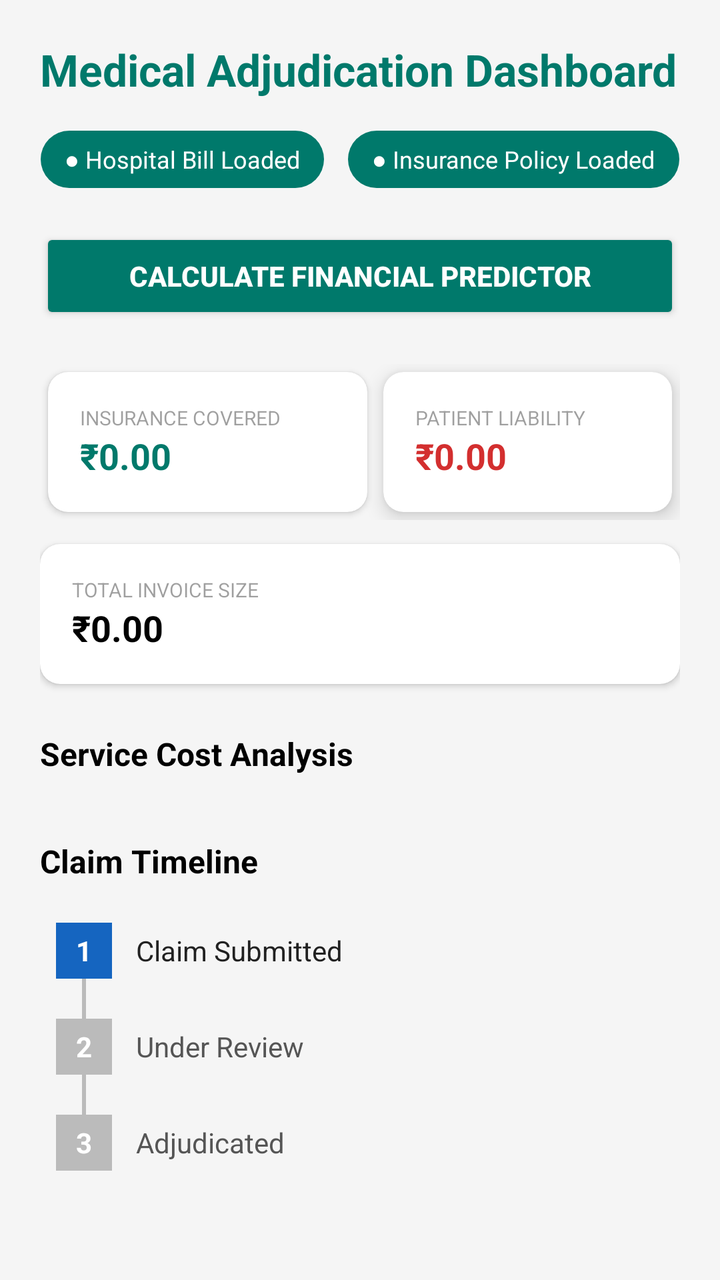
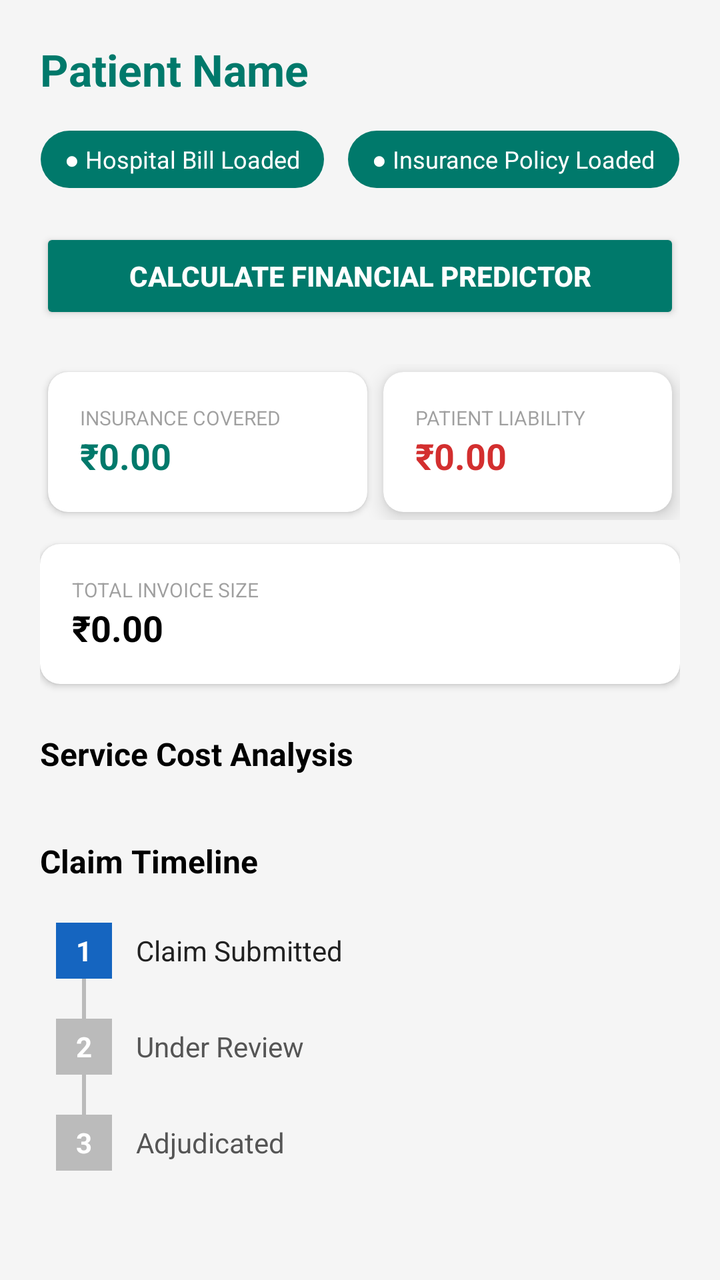

The first picture is an Android layout as it rendered before a commit; the second is the same layout after the commit. The layout source and the unified diff follow.
<!-- AndroidManifest.xml: application theme Theme.InsuranceClaims -->
<!-- res/layout/activity_claim_detail.xml -->
<?xml version="1.0" encoding="utf-8"?>
<ScrollView xmlns:android="http://schemas.android.com/apk/res/android"
    xmlns:app="http://schemas.android.com/apk/res-auto"
    android:id="@+id/rootLayoutDetail"
    android:layout_width="match_parent"
    android:layout_height="match_parent"
    android:background="@color/gray">

    <LinearLayout
        android:layout_width="match_parent"
        android:layout_height="wrap_content"
        android:orientation="vertical"
        android:padding="20dp">

        <TextView
            android:id="@+id/tvDetailTitle"
            android:layout_width="match_parent"
            android:layout_height="wrap_content"
            android:text="Medical Adjudication Dashboard"
            android:textColor="@color/colorPrimary"
            android:textSize="22sp"
            android:textStyle="bold" />

        
        <LinearLayout
            android:layout_width="match_parent"
            android:layout_height="wrap_content"
            android:layout_marginTop="16dp"
            android:gravity="center"
            android:orientation="horizontal">

            <TextView
                android:id="@+id/tvStatusBill"
                android:layout_width="wrap_content"
                android:layout_height="wrap_content"
                android:background="@drawable/bg_status_pill"
                android:paddingHorizontal="12dp"
                android:paddingVertical="6dp"
                android:text="● Hospital Bill Loaded"
                android:textColor="@color/white"
                android:textSize="12sp" />

            <TextView
                android:id="@+id/tvStatusPolicy"
                android:layout_width="wrap_content"
                android:layout_height="wrap_content"
                android:layout_marginStart="12dp"
                android:background="@drawable/bg_status_pill"
                android:paddingHorizontal="12dp"
                android:paddingVertical="6dp"
                android:text="● Insurance Policy Loaded"
                android:textColor="@color/white"
                android:textSize="12sp" />
        </LinearLayout>
        
        <androidx.cardview.widget.CardView
            android:id="@+id/cardSummary"
            android:layout_width="match_parent"
            android:layout_height="wrap_content"
            android:layout_marginTop="20dp"
            android:visibility="gone"
            app:cardCornerRadius="12dp"
            app:cardElevation="6dp">
            <LinearLayout
                android:layout_width="match_parent"
                android:layout_height="wrap_content"
                android:background="#FFF9C4"
                android:orientation="vertical"
                android:padding="20dp">
                <TextView
                    android:id="@+id/tvSummaryTitle"
                    android:layout_width="wrap_content"
                    android:layout_height="wrap_content"
                    android:text="FINAL PAYMENT SUMMARY"
                    android:textColor="#F57F17"
                    android:textSize="12sp"
                    android:textStyle="bold" />
                <TextView
                    android:id="@+id/tvSummaryAmount"
                    android:layout_width="wrap_content"
                    android:layout_height="wrap_content"
                    android:layout_marginTop="4dp"
                    android:text="You need to pay ₹0.00"
                    android:textColor="@color/black"
                    android:textSize="20sp"
                    android:textStyle="bold" />
                <TextView
                    android:layout_width="wrap_content"
                    android:layout_height="wrap_content"
                    android:layout_marginTop="2dp"
                    android:text="Estimated based on your policy coverage."
                    android:textColor="#5D4037"
                    android:textSize="11sp" />
                <Button
                    android:id="@+id/btnExportPdf"
                    android:layout_width="match_parent"
                    android:layout_height="wrap_content"
                    android:layout_marginTop="12dp"
                    android:backgroundTint="#E65100"
                    android:text="Export Summary to PDF"
                    android:textColor="@color/white"
                    android:textSize="12sp"
                    android:textStyle="bold" />
            </LinearLayout>
        </androidx.cardview.widget.CardView>

        
        
        <androidx.cardview.widget.CardView
            android:id="@+id/cardFraudWarning"
            android:layout_width="match_parent"
            android:layout_height="wrap_content"
            android:layout_marginTop="20dp"
            android:visibility="gone"
            app:cardCornerRadius="12dp"
            app:cardElevation="6dp">
            <LinearLayout
                android:layout_width="match_parent"
                android:layout_height="wrap_content"
                android:background="#FFCDD2"
                android:orientation="vertical"
                android:padding="20dp">
                <TextView
                    android:layout_width="wrap_content"
                    android:layout_height="wrap_content"
                    android:text="🚨 FRAUD / ANOMALY DETECTED"
                    android:textColor="#C62828"
                    android:textSize="14sp"
                    android:textStyle="bold" />
                <TextView
                    android:id="@+id/tvFraudReasoning"
                    android:layout_width="wrap_content"
                    android:layout_height="wrap_content"
                    android:layout_marginTop="8dp"
                    android:text="AI Detected an anomaly in pricing."
                    android:textColor="#B71C1C"
                    android:textSize="13sp" />
            </LinearLayout>
        </androidx.cardview.widget.CardView>

        <Button
            android:id="@+id/btnPredictor"
            android:layout_width="match_parent"
            android:layout_height="wrap_content"
            android:layout_marginTop="20dp"
            android:backgroundTint="@color/colorPrimary"
            android:padding="12dp"
            android:text="CALCULATE FINANCIAL PREDICTOR"
            android:textAllCaps="true"
            android:textColor="@color/white"
            android:textSize="14sp"
            android:textStyle="bold" />

        
        <GridLayout
            android:layout_width="match_parent"
            android:layout_height="wrap_content"
            android:layout_marginTop="20dp"
            android:columnCount="2"
            android:useDefaultMargins="true">

            <androidx.cardview.widget.CardView
                android:layout_columnWeight="1"
                app:cardCornerRadius="10dp"
                app:cardElevation="2dp">
                <LinearLayout
                    android:layout_width="match_parent"
                    android:layout_height="wrap_content"
                    android:orientation="vertical"
                    android:padding="16dp">
                    <TextView android:layout_width="wrap_content" android:layout_height="wrap_content" android:text="INSURANCE COVERED" android:textSize="10sp" android:alpha="0.7"/>
                    <TextView android:id="@+id/tvStatCovered" android:layout_width="wrap_content" android:layout_height="wrap_content" android:text="₹0.00" android:textColor="@color/colorPrimary" android:textSize="18sp" android:textStyle="bold"/>
                </LinearLayout>
            </androidx.cardview.widget.CardView>

            <androidx.cardview.widget.CardView
                android:id="@+id/cardLiability"
                android:layout_columnWeight="1"
                app:cardCornerRadius="10dp"
                app:cardElevation="6dp">
                <LinearLayout
                    android:layout_width="match_parent"
                    android:layout_height="wrap_content"
                    android:orientation="vertical"
                    android:padding="16dp">
                    <TextView android:layout_width="wrap_content" android:layout_height="wrap_content" android:text="PATIENT LIABILITY" android:textSize="10sp" android:alpha="0.7"/>
                    <TextView android:id="@+id/tvStatLiability" android:layout_width="wrap_content" android:layout_height="wrap_content" android:text="₹0.00" android:textColor="#D32F2F" android:textSize="18sp" android:textStyle="bold"/>
                </LinearLayout>
            </androidx.cardview.widget.CardView>
        </GridLayout>
        
        
        <androidx.cardview.widget.CardView
            android:id="@+id/cardDesignation"
            android:layout_width="match_parent"
            android:layout_height="wrap_content"
            android:layout_marginTop="20dp"
            android:visibility="gone"
            app:cardCornerRadius="12dp"
            app:cardElevation="4dp">
            <LinearLayout
                android:layout_width="match_parent"
                android:layout_height="wrap_content"
                android:orientation="vertical"
                android:padding="20dp">
                <TextView
                    android:layout_width="wrap_content"
                    android:layout_height="wrap_content"
                    android:text="MANUAL PATIENT DESIGNATION"
                    android:textColor="#388E3C"
                    android:textSize="12sp"
                    android:textStyle="bold" />
                <TextView
                    android:layout_width="wrap_content"
                    android:layout_height="wrap_content"
                    android:layout_marginTop="4dp"
                    android:text="Enter the Patient ID to link this bill to their dashboard."
                    android:textColor="@color/black"
                    android:textSize="13sp" />
                <EditText
                    android:id="@+id/etTargetPatientId"
                    android:layout_width="match_parent"
                    android:layout_height="wrap_content"
                    android:layout_marginTop="16dp"
                    android:background="@drawable/bg_edittext"
                    android:hint="Patient ID (e.g. PAT-001)"
                    android:padding="12dp"
                    android:textSize="14sp" />
                <Button
                    android:id="@+id/btnLinkPatient"
                    android:layout_width="match_parent"
                    android:layout_height="wrap_content"
                    android:layout_marginTop="16dp"
                    android:backgroundTint="#388E3C"
                    android:text="Link Account"
                    android:textColor="@color/white" />
            </LinearLayout>
        </androidx.cardview.widget.CardView>

        <androidx.cardview.widget.CardView
            android:layout_width="match_parent"
            android:layout_height="wrap_content"
            android:layout_marginTop="12dp"
            app:cardCornerRadius="10dp"
            app:cardElevation="2dp">
            <LinearLayout
                android:layout_width="match_parent"
                android:layout_height="wrap_content"
                android:orientation="vertical"
                android:padding="16dp">
                <TextView android:layout_width="wrap_content" android:layout_height="wrap_content" android:text="TOTAL INVOICE SIZE" android:textSize="10sp" android:alpha="0.7"/>
                <TextView android:id="@+id/tvStatTotal" android:layout_width="wrap_content" android:layout_height="wrap_content" android:text="₹0.00" android:textColor="@color/black" android:textSize="18sp" android:textStyle="bold"/>
            </LinearLayout>
        </androidx.cardview.widget.CardView>

        <TextView
            android:layout_width="wrap_content"
            android:layout_height="wrap_content"
            android:layout_marginTop="24dp"
            android:text="Service Cost Analysis"
            android:textColor="@color/black"
            android:textSize="16sp"
            android:textStyle="bold" />

        <androidx.recyclerview.widget.RecyclerView
            android:id="@+id/rvBillItems"
            android:layout_width="match_parent"
            android:layout_height="wrap_content"
            android:layout_marginTop="8dp"
            android:nestedScrollingEnabled="false" />

        <ProgressBar
            android:id="@+id/progressAdjudication"
            android:layout_width="wrap_content"
            android:layout_height="wrap_content"
            android:layout_gravity="center"
            android:layout_marginTop="20dp"
            android:visibility="gone" />

        
        <TextView
            android:layout_width="wrap_content"
            android:layout_height="wrap_content"
            android:layout_marginTop="24dp"
            android:text="Claim Timeline"
            android:textColor="@color/black"
            android:textSize="16sp"
            android:textStyle="bold" />

        <LinearLayout
            android:id="@+id/llTimeline"
            android:layout_width="match_parent"
            android:layout_height="wrap_content"
            android:layout_marginTop="12dp"
            android:orientation="vertical"
            android:padding="8dp">

            <LinearLayout android:layout_width="match_parent" android:layout_height="wrap_content" android:orientation="horizontal" android:gravity="center_vertical">
                <TextView android:id="@+id/tvTimelineStep1" android:layout_width="28dp" android:layout_height="28dp" android:gravity="center" android:text="1" android:textColor="@color/white" android:textStyle="bold" android:background="#1565C0" />
                <TextView android:layout_width="wrap_content" android:layout_height="wrap_content" android:layout_marginStart="12dp" android:text="Claim Submitted" android:textColor="#212121" android:textSize="14sp" />
            </LinearLayout>

            <View android:layout_width="2dp" android:layout_height="20dp" android:layout_marginStart="13dp" android:background="#BBBBBB" />

            <LinearLayout android:layout_width="match_parent" android:layout_height="wrap_content" android:orientation="horizontal" android:gravity="center_vertical">
                <TextView android:id="@+id/tvTimelineStep2" android:layout_width="28dp" android:layout_height="28dp" android:gravity="center" android:text="2" android:textColor="@color/white" android:textStyle="bold" android:background="#BBBBBB" />
                <TextView android:layout_width="wrap_content" android:layout_height="wrap_content" android:layout_marginStart="12dp" android:text="Under Review" android:textColor="#555555" android:textSize="14sp" />
            </LinearLayout>

            <View android:layout_width="2dp" android:layout_height="20dp" android:layout_marginStart="13dp" android:background="#BBBBBB" />

            <LinearLayout android:layout_width="match_parent" android:layout_height="wrap_content" android:orientation="horizontal" android:gravity="center_vertical">
                <TextView android:id="@+id/tvTimelineStep3" android:layout_width="28dp" android:layout_height="28dp" android:gravity="center" android:text="3" android:textColor="@color/white" android:textStyle="bold" android:background="#BBBBBB" />
                <TextView android:id="@+id/tvTimelineStep3Label" android:layout_width="wrap_content" android:layout_height="wrap_content" android:layout_marginStart="12dp" android:text="Adjudicated" android:textColor="#555555" android:textSize="14sp" />
            </LinearLayout>

        </LinearLayout>

        
        <Button
            android:id="@+id/btnAppeal"
            android:layout_width="match_parent"
            android:layout_height="wrap_content"
            android:layout_marginTop="16dp"
            android:backgroundTint="#C62828"
            android:text="Appeal This Rejection"
            android:textAllCaps="false"
            android:textColor="@android:color/white"
            android:textSize="14sp"
            android:visibility="gone" />

        
        <Button
            android:id="@+id/btnDeleteClaim"
            android:layout_width="match_parent"
            android:layout_height="wrap_content"
            android:layout_marginTop="16dp"
            android:backgroundTint="#B71C1C"
            android:text="Delete Claim"
            android:textAllCaps="false"
            android:textColor="@android:color/white"
            android:textSize="14sp"
            android:visibility="gone" />

    </LinearLayout>
</ScrollView>
<!-- resources referenced by this layout -->
<resources>
  <color name="black">#000000</color>
  <color name="colorPrimary">#00796B</color>
  <color name="gray">#F5F5F5</color>
  <color name="white">#FFFFFF</color>
  <!-- drawable bg_edittext (drawable) -->
  <?xml version="1.0" encoding="utf-8"?>
  <shape xmlns:android="http://schemas.android.com/apk/res/android">
      <solid android:color="@color/white" />
      <corners android:radius="8dp" />
      <stroke
          android:width="1dp"
          android:color="@color/colorPrimary" />
  </shape>
  <!-- drawable bg_status_pill (drawable) -->
  <?xml version="1.0" encoding="utf-8"?>
  <shape xmlns:android="http://schemas.android.com/apk/res/android">
      <solid android:color="@color/colorPrimary"/>
      <corners android:radius="20dp"/>
  </shape>
  <style name="Theme.InsuranceClaims" parent="Theme.MaterialComponents.DayNight.DarkActionBar">
          
          <item name="colorPrimary">@color/colorPrimary</item>
          <item name="colorPrimaryDark">@color/colorPrimaryDark</item>
          <item name="colorAccent">@color/colorAccent</item>
          
          <item name="android:statusBarColor" tools:targetApi="l">?attr/colorPrimaryDark</item>
          
      </style>
  <color name="colorPrimaryDark">#004D40</color>
  <color name="colorAccent">#4DB6AC</color>
</resources>

<!-- the commit's change to res/layout/activity_claim_detail.xml (unified diff, before → after) -->
@@ -12,14 +12,30 @@
         android:orientation="vertical"
         android:padding="20dp">
 
-        <TextView
-            android:id="@+id/tvDetailTitle"
-            android:layout_width="match_parent"
-            android:layout_height="wrap_content"
-            android:text="Medical Adjudication Dashboard"
-            android:textColor="@color/colorPrimary"
-            android:textSize="22sp"
-            android:textStyle="bold" />
+        <LinearLayout
+            android:layout_width="match_parent"
+            android:layout_height="wrap_content"
+            android:orientation="horizontal"
+            android:gravity="center_vertical">
+            <TextView
+                android:id="@+id/tvDetailTitle"
+                android:layout_width="0dp"
+                android:layout_weight="1"
+                android:layout_height="wrap_content"
+                android:text="Patient Name"
+                android:textColor="@color/colorPrimary"
+                android:textSize="22sp"
+                android:textStyle="bold" />
+            <ImageView
+                android:id="@+id/btnEditPatientName"
+                android:layout_width="wrap_content"
+                android:layout_height="wrap_content"
+                android:src="@android:drawable/ic_menu_edit"
+                android:background="?attr/selectableItemBackgroundBorderless"
+                android:padding="8dp"
+                android:visibility="gone"
+                android:contentDescription="Edit Patient Name" />
+        </LinearLayout>
 
         
         <LinearLayout
